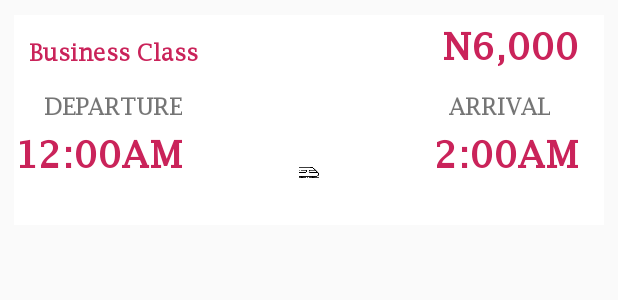
After one commit to AbdulalimLadan/EticketT, an Android app: the layout list_items.xml on its own in the app's theme, with its tools: preview values and no code run, on a phone screen of 412 x 824 dp. The commit adds this screen. Shown: the top 300 px of the screen. Run offline under Robolectric (Android 15) with nearby library versions, the phone set to English and light mode, and no system bars.

Commit message:
third commit

```diff
--- a/app/build.gradle
+++ b/app/build.gradle
@@ -43,7 +43,7 @@ dependencies {
     androidTestImplementation 'androidx.test.espresso:espresso-core:3.2.0'
     implementation 'com.google.firebase:firebase-auth:19.3.1'
     implementation 'com.google.firebase:firebase-firestore:21.4.3'
-    implementation 'com.firebaseui:firebase-ui-firestore:4.1.0'
+    implementation 'com.firebaseui:firebase-ui-firestore:6.2.0'
     implementation 'androidx.constraintlayout:constraintlayout:1.1.2'
     implementation 'com.google.firebase:firebase-storage:19.1.1'
     implementation 'com.google.firebase:firebase-database:19.3.1'
--- /dev/null
+++ b/app/src/main/res/layout/list_items.xml
@@ -0,0 +1,108 @@
+<?xml version="1.0" encoding="utf-8"?>
+<androidx.constraintlayout.widget.ConstraintLayout xmlns:android="http://schemas.android.com/apk/res/android"
+    xmlns:app="http://schemas.android.com/apk/res-auto"
+    android:layout_width="match_parent"
+
+    android:layout_height="match_parent">
+
+    <RelativeLayout
+        android:id="@+id/relativeLayout"
+        android:layout_width="0dp"
+        android:layout_height="140dp"
+        android:layout_marginEnd="9dp"
+        android:layout_marginHorizontal="10dp"
+        android:layout_marginStart="9dp"
+        android:layout_marginVertical="10dp"
+        android:background="#fff"
+        app:layout_constraintEnd_toEndOf="parent"
+        app:layout_constraintStart_toStartOf="parent"
+        app:layout_constraintTop_toTopOf="parent">
+
+        <ImageView
+            android:layout_width="wrap_content"
+            android:layout_height="wrap_content"
+            android:layout_below="@id/depText"
+            android:layout_marginHorizontal="190dp"
+            android:src="@drawable/train" />
+
+        <TextView
+            android:id="@+id/prices"
+            android:layout_width="wrap_content"
+            android:layout_height="wrap_content"
+            android:layout_marginHorizontal="285dp"
+            android:layout_marginTop="5dp"
+            android:fontFamily="@font/lucida"
+            android:text="N6,000"
+            android:textColor="@color/Pink"
+            android:textSize="25dp"
+            android:textStyle="bold" />
+
+        <TextView
+            android:id="@+id/depText"
+            android:layout_width="wrap_content"
+            android:layout_height="wrap_content"
+            android:layout_below="@+id/prices"
+            android:layout_marginHorizontal="20dp"
+            android:layout_marginTop="15dp"
+            android:fontFamily="@font/lucida"
+            android:text="Departure"
+            android:textAllCaps="true"
+            android:textSize="15dp"
+            android:textStyle="bold" />
+
+        <TextView
+            android:id="@+id/TimeDeparture"
+            android:layout_width="wrap_content"
+            android:layout_height="wrap_content"
+            android:layout_below="@+id/depText"
+            android:layout_marginHorizontal="0dp"
+            android:layout_marginTop="7dp"
+            android:fontFamily="@font/lucida"
+            android:text="12:00am"
+            android:textAllCaps="true"
+            android:textColor="@color/Pink"
+            android:textSize="25dp"
+            android:textStyle="bold" />
+
+        <TextView
+            android:id="@+id/theclassdb"
+            android:layout_width="wrap_content"
+            android:layout_height="wrap_content"
+            android:layout_marginHorizontal="10dp"
+            android:layout_marginTop="15dp"
+            android:fontFamily="@font/lucida"
+            android:text="Business Class"
+            android:textColor="@color/Pink"
+            android:textSize="15dp"
+            android:textStyle="bold" />
+
+        <TextView
+            android:id="@+id/ArrText"
+            android:layout_width="wrap_content"
+            android:layout_height="wrap_content"
+            android:layout_below="@+id/prices"
+            android:layout_marginHorizontal="290dp"
+            android:layout_marginTop="15dp"
+            android:fontFamily="@font/lucida"
+            android:text="Arrival"
+            android:textAllCaps="true"
+            android:textSize="15dp"
+            android:textStyle="bold" />
+
+        <TextView
+            android:id="@+id/TimeArrival"
+            android:layout_width="wrap_content"
+            android:layout_height="wrap_content"
+            android:layout_below="@+id/depText"
+            android:layout_marginHorizontal="280dp"
+            android:layout_marginTop="7dp"
+            android:fontFamily="@font/lucida"
+            android:text="2:00am"
+            android:textAllCaps="true"
+            android:textColor="@color/Pink"
+            android:textSize="25dp"
+            android:textStyle="bold" />
+
+    </RelativeLayout>
+
+</androidx.constraintlayout.widget.ConstraintLayout>
```
Also changed, not shown: app/src/main/java/com/example/etickett/ResultActivity.java (+72 -27 lines), app/src/main/java/com/example/etickett/TicketAdapter.java (deleted, +0 -54 lines), app/src/main/res/layout/activity_recycler.xml (deleted, +0 -102 lines).
